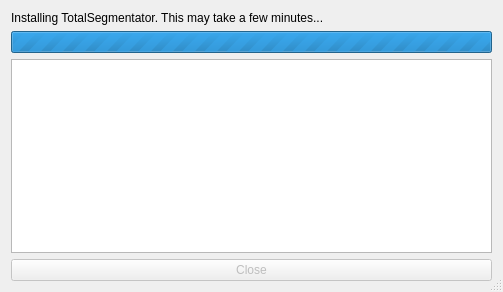
Qt form Plugins/org.mitk.gui.qt.segmentation/src/QmitkToolInstallDialog.ui (MITK/MITK) before a commit.
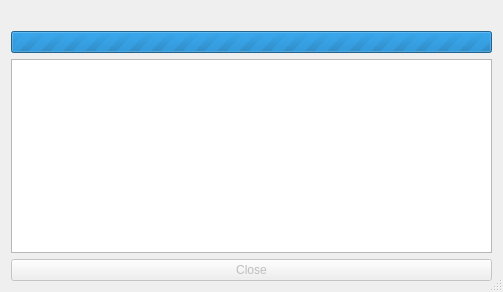
The same form after that commit.

The edit to the form file:
```diff
--- a/Plugins/org.mitk.gui.qt.segmentation/src/QmitkToolInstallDialog.ui
+++ b/Plugins/org.mitk.gui.qt.segmentation/src/QmitkToolInstallDialog.ui
@@ -40,9 +40,6 @@
        <verstretch>0</verstretch>
       </sizepolicy>
      </property>
-     <property name="text">
-      <string>Installing TotalSegmentator. This may take a few minutes...</string>
-     </property>
     </widget>
    </item>
    <item>
```
Left out of the diff: 3 changed lines with no effect on the pictures.
